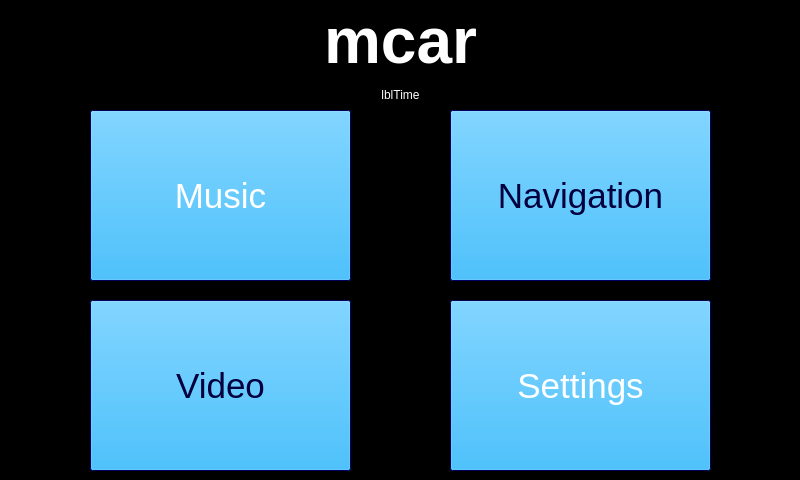
The window that src/homescreen.ui (aarontc/mcar) describes before a commit, drawn with Qt 5.
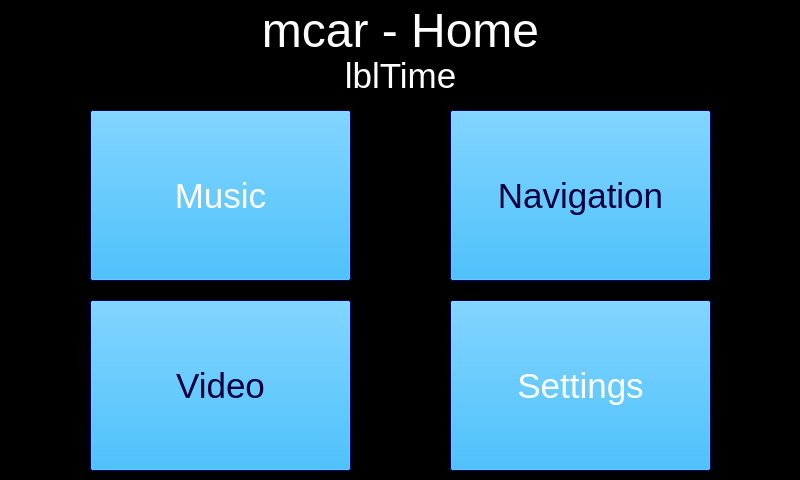
The same window after the commit. Icons and pictures are not drawn.

The edit to the form file:
```diff
--- a/src/homescreen.ui
+++ b/src/homescreen.ui
@@ -428,29 +428,6 @@
   <property name="windowTitle">
    <string>homescreen</string>
   </property>
-  <widget class="QLabel" name="lblAppTitle">
-   <property name="geometry">
-	<rect>
-	 <x>10</x>
-	 <y>10</y>
-	 <width>781</width>
-	 <height>61</height>
-	</rect>
-   </property>
-   <property name="font">
-	<font>
-	 <pointsize>48</pointsize>
-	 <weight>75</weight>
-	 <bold>true</bold>
-	</font>
-   </property>
-   <property name="text">
-	<string>mcar</string>
-   </property>
-   <property name="alignment">
-	<set>Qt::AlignCenter</set>
-   </property>
-  </widget>
   <widget class="QToolButton" name="btnMusic">
    <property name="geometry">
 	<rect>
@@ -1364,12 +1341,17 @@
   <widget class="QLabel" name="lblTime">
    <property name="geometry">
 	<rect>
-	 <x>5</x>
-	 <y>79</y>
-	 <width>791</width>
+     <x>0</x>
+     <y>60</y>
+     <width>801</width>
 	 <height>31</height>
 	</rect>
    </property>
+   <property name="font">
+    <font>
+     <pointsize>26</pointsize>
+    </font>
+   </property>
    <property name="text">
 	<string>lblTime</string>
    </property>
@@ -2305,6 +2287,27 @@
 	<enum>Qt::NoArrow</enum>
    </property>
   </widget>
+  <widget class="QLabel" name="lblWidgetTitle">
+   <property name="geometry">
+    <rect>
+     <x>0</x>
+     <y>0</y>
+     <width>801</width>
+     <height>61</height>
+    </rect>
+   </property>
+   <property name="font">
+    <font>
+     <pointsize>36</pointsize>
+    </font>
+   </property>
+   <property name="text">
+    <string>mcar - Home</string>
+   </property>
+   <property name="alignment">
+    <set>Qt::AlignCenter</set>
+   </property>
+  </widget>
  </widget>
  <layoutdefault spacing="6" margin="11"/>
  <resources>
```
Left out of the diff: 18 changed lines with no effect on the pictures. Lines whose indentation alone changed are shown as unchanged.
